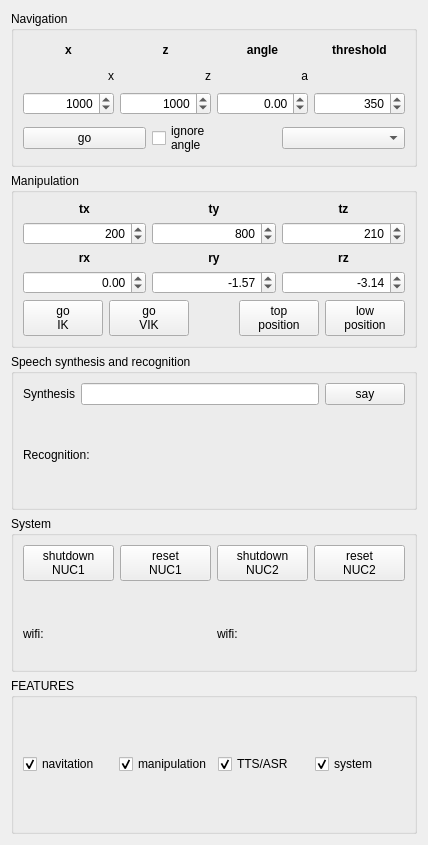
robocomp/robocomp-shelly, file components/shellyPanel/src/mainUI.ui: the form before one commit.
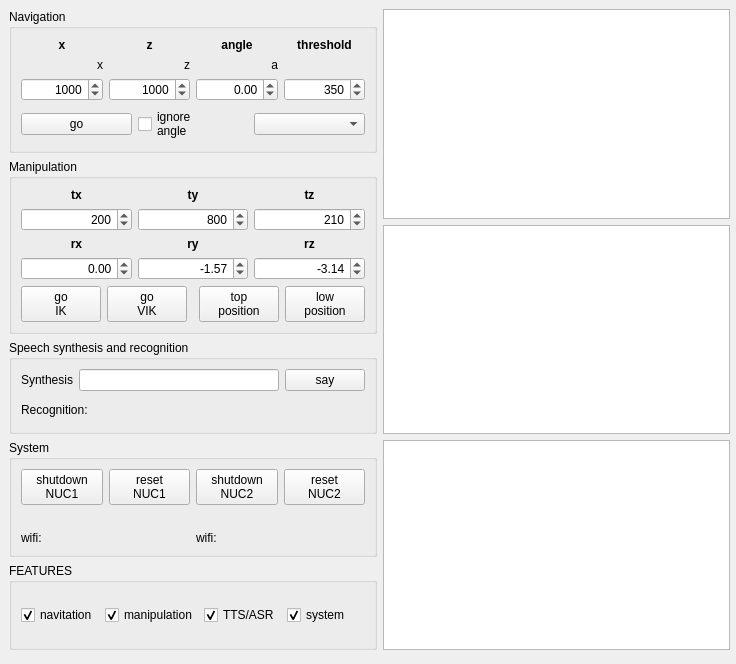
The form after the commit.

Commit message: adding virtual joystick

Patch:
```diff
--- a/components/shellyPanel/src/mainUI.ui
+++ b/components/shellyPanel/src/mainUI.ui
@@ -6,14 +6,25 @@
    <rect>
     <x>0</x>
     <y>0</y>
-    <width>428</width>
-    <height>845</height>
+    <width>736</width>
+    <height>664</height>
    </rect>
   </property>
   <property name="windowTitle">
    <string>shellyPanel</string>
   </property>
-  <layout class="QVBoxLayout" name="verticalLayout">
+  <widget class="QWidget" name="layoutWidget">
+   <property name="geometry">
+    <rect>
+     <x>9</x>
+     <y>9</y>
+     <width>721</width>
+     <height>641</height>
+    </rect>
+   </property>
+   <layout class="QHBoxLayout" name="horizontalLayout_9">
+    <item>
+     <layout class="QVBoxLayout" name="verticalLayout_11">
    <item>
     <widget class="QGroupBox" name="groupBox">
      <property name="title">
@@ -633,6 +644,22 @@
     </widget>
    </item>
   </layout>
+    </item>
+    <item>
+     <layout class="QVBoxLayout" name="verticalLayout">
+      <item>
+       <widget class="QGraphicsView" name="graphicsViewJoyStick"/>
+      </item>
+      <item>
+       <widget class="QGraphicsView" name="graphicsView_2"/>
+      </item>
+      <item>
+       <widget class="QGraphicsView" name="graphicsView_3"/>
+      </item>
+     </layout>
+    </item>
+   </layout>
+  </widget>
  </widget>
  <resources/>
  <connections/>
```
Lines whose indentation alone changed are shown as unchanged. The commit also changes 1 other file.
